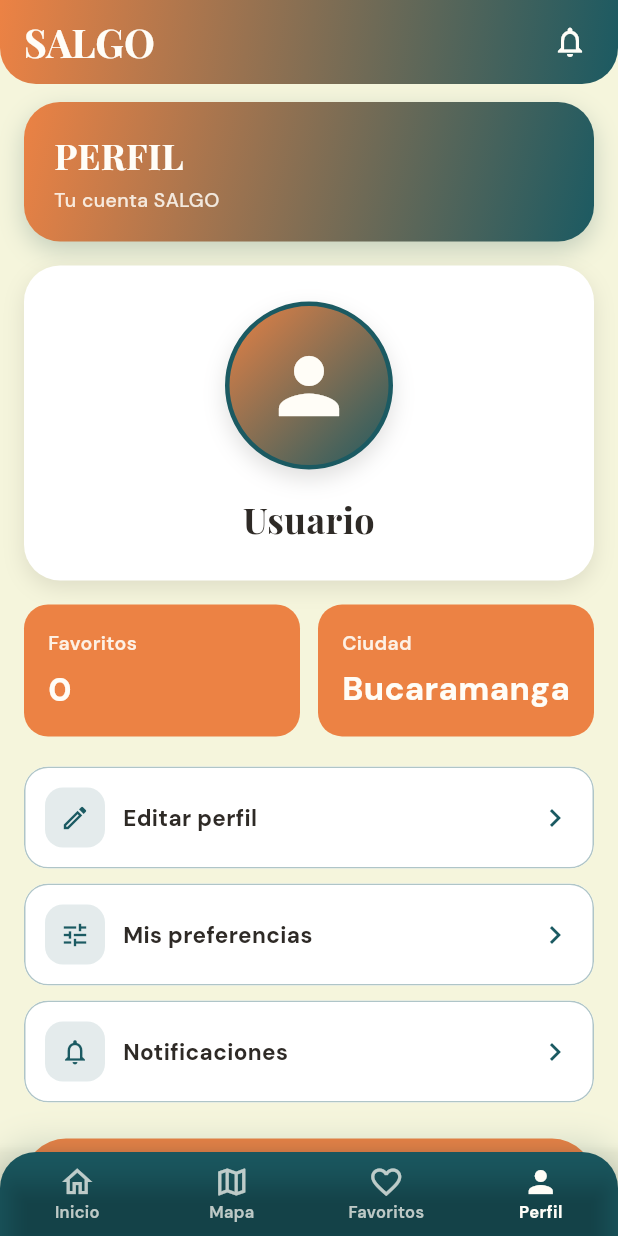
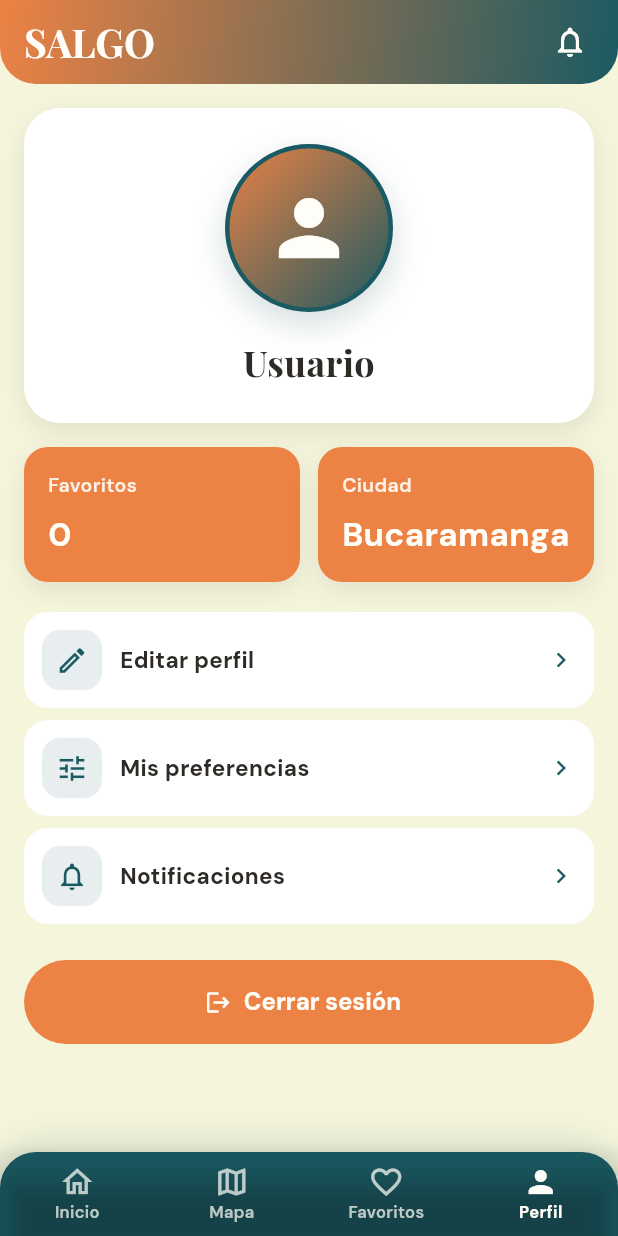
Before and after one commit to gemeorhe-code/salgo_app_v2, a Flutter app: the screen it shows once a user with an empty profile is signed in, item 4 of the bottom bar chosen, on a phone screen of 412 x 824 dp. Run offline on Flutter 3.47's test engine with Material 3 defaults, Android fonts, the phone set to English and light mode, and no system bars; our stand-ins replace geolocator, google_fonts, google_maps_flutter, google_sign_in, shared_preferences, supabase_flutter; accounts and stored records are empty; network calls fail.

Commit message:
Etapa 5: estilo de Perfil y pantallas secundarias

```diff
--- a/lib/screens/profile_screen.dart
+++ b/lib/screens/profile_screen.dart
@@ -12,9 +12,13 @@ import '../data/places_repository.dart';
 import '../data/places_scope.dart';
 import '../data/preferences_repository.dart';
 import '../theme/app_colors.dart';
-import '../theme/app_theme.dart';
-import '../widgets/salgo_header.dart';
+import '../theme/app_dimensions.dart';
+import '../theme/app_gradients.dart';
+import '../theme/app_shadows.dart';
+import '../theme/app_typography.dart';
+import '../widgets/option_row.dart';
 import '../widgets/secondary_button.dart';
+import '../widgets/stat_card.dart';
 import 'admin_places_screen.dart';
 
 class ProfileScreen extends StatefulWidget {
@@ -98,13 +102,17 @@ class _ProfileScreenState extends State<ProfileScreen> {
     final PlacesRepository repository = PlacesScope.of(context);
 
     return SingleChildScrollView(
-      padding: const EdgeInsets.only(bottom: 40),
+      padding: const EdgeInsets.only(bottom: AppDimensions.spaceXXL + 16),
       child: Column(
         crossAxisAlignment: CrossAxisAlignment.stretch,
         children: [
-          const SalgoHeader(title: 'PERFIL', subtitle: 'Tu cuenta SALGO'),
           Padding(
-            padding: const EdgeInsets.fromLTRB(16, 16, 16, 0),
+            padding: const EdgeInsets.fromLTRB(
+              AppDimensions.spaceL,
+              AppDimensions.spaceL,
+              AppDimensions.spaceL,
+              0,
+            ),
             child: Column(
               crossAxisAlignment: CrossAxisAlignment.stretch,
               children: [
@@ -113,19 +121,15 @@ class _ProfileScreenState extends State<ProfileScreen> {
                   builder: (context, _) {
                     return Container(
                       padding: const EdgeInsets.symmetric(
-                        horizontal: 20,
-                        vertical: 24,
+                        horizontal: AppDimensions.spaceXL,
+                        vertical: AppDimensions.spaceXXL,
                       ),
                       decoration: BoxDecoration(
                         color: AppColors.white,
-                        borderRadius: BorderRadius.circular(24),
-                        boxShadow: [
-                          BoxShadow(
-                            color: AppColors.textDark.withValues(alpha: 0.12),
-                            blurRadius: 12,
-                            offset: const Offset(0, 5),
-                          ),
-                        ],
+                        borderRadius: BorderRadius.circular(
+                          AppDimensions.radiusL,
+                        ),
+                        boxShadow: AppShadows.card,
                       ),
                       child: Column(
                         children: [
@@ -135,28 +139,18 @@ class _ProfileScreenState extends State<ProfileScreen> {
                             alignment: Alignment.center,
                             decoration: BoxDecoration(
                               shape: BoxShape.circle,
-                              gradient: const LinearGradient(
-                                begin: Alignment.topLeft,
-                                end: Alignment.bottomRight,
-                                colors: [AppColors.orange, AppColors.teal],
-                              ),
+                              gradient: AppGradients.primary,
                               border: Border.all(
                                 color: AppColors.teal,
                                 width: 3,
                               ),
-                              boxShadow: [
-                                BoxShadow(
-                                  color: AppColors.textDark.withValues(
-                                    alpha: 0.15,
-                                  ),
-                                  blurRadius: 12,
-                                  offset: const Offset(0, 6),
-                                ),
-                              ],
+                              boxShadow: AppShadows.floating,
                             ),
                             child: upRepository.photoUrl != null
                                 ? ClipRRect(
-                                    borderRadius: BorderRadius.circular(56),
+                                    borderRadius: BorderRadius.circular(
+                                      AppDimensions.radiusL * 2 + 8,
+                                    ),
                                     child: Image.network(
                                       upRepository.photoUrl!,
                                       fit: BoxFit.cover,
@@ -173,22 +167,21 @@ class _ProfileScreenState extends State<ProfileScreen> {
                                     color: AppColors.textLight,
                                   ),
                           ),
-                          const SizedBox(height: 16),
+                          const SizedBox(height: AppDimensions.spaceL),
                           Text(
                             upRepository.name,
                             textAlign: TextAlign.center,
-                            style: AppTheme.display(fontSize: 24),
+                            style: AppTypography.display(fontSize: 24),
                           ),
                           if (upRepository.email.trim().isNotEmpty) ...[
-                            const SizedBox(height: 4),
+                            const SizedBox(height: AppDimensions.spaceXS),
                             Text(
                               upRepository.email,
                               textAlign: TextAlign.center,
-                              style: TextStyle(
+                              style: AppTypography.body(
                                 color: AppColors.textDark.withValues(
                                   alpha: 0.7,
                                 ),
-                                fontWeight: FontWeight.w500,
                                 fontSize: 15,
                               ),
                             ),
@@ -198,21 +191,21 @@ class _ProfileScreenState extends State<ProfileScreen> {
                     );
                   },
                 ),
-                const SizedBox(height: 16),
+                const SizedBox(height: AppDimensions.spaceL),
                 ListenableBuilder(
                   listenable: repository,
                   builder: (context, _) {
                     return Row(
                       children: [
                         Expanded(
-                          child: _StatBox(
+                          child: StatCard(
                             label: 'Favoritos',
                             value: '${repository.favorites.length}',
                           ),
                         ),
-                        const SizedBox(width: 12),
+                        const SizedBox(width: AppDimensions.spaceM),
                         Expanded(
-                          child: _StatBox(
+                          child: StatCard(
                             label: 'Ciudad',
                             value: upRepository.city,
                           ),
@@ -221,22 +214,22 @@ class _ProfileScreenState extends State<ProfileScreen> {
                     );
                   },
                 ),
-                const SizedBox(height: 20),
-                _OptionTile(
+                const SizedBox(height: AppDimensions.spaceXL),
+                OptionRow(
                   icon: Icons.edit_outlined,
                   label: 'Editar perfil',
                   onTap: () => _editProfile(context),
                 ),
-                const SizedBox(height: 10),
-                _OptionTile(
+                const SizedBox(height: AppDimensions.spaceS),
+                OptionRow(
                   icon: Icons.tune,
                   label: 'Mis preferencias',
                   onTap: () =>
                       Navigator.pushNamed(context, AppRoutes.preferences),
                 ),
                 if (_canManagePlaces) ...[
-                  const SizedBox(height: 10),
-                  _OptionTile(
+                  const SizedBox(height: AppDimensions.spaceS),
+                  OptionRow(
                     icon: Icons.admin_panel_settings_outlined,
                     label: 'Administrar lugares',
                     onTap: () {
@@ -248,13 +241,13 @@ class _ProfileScreenState extends State<ProfileScreen> {
                     },
                   ),
                 ],
-                const SizedBox(height: 10),
-                _OptionTile(
+                const SizedBox(height: AppDimensions.spaceS),
+                OptionRow(
                   icon: Icons.notifications_none,
                   label: 'Notificaciones',
                   onTap: () => _showNotifications(context),
                 ),
-                const SizedBox(height: 24),
+                const SizedBox(height: AppDimensions.spaceXXL),
                 SecondaryButton(
                   label: _isSigningOut ? 'Cerrando sesión…' : 'Cerrar sesión',
                   leading: const Icon(Icons.logout),
@@ -270,103 +263,3 @@ class _ProfileScreenState extends State<ProfileScreen> {
     );
   }
 }
-
-class _StatBox extends StatelessWidget {
-  const _StatBox({required this.label, required this.value});
-
-  final String label;
-  final String value;
-
-  @override
-  Widget build(BuildContext context) {
-    return Container(
-      padding: const EdgeInsets.symmetric(horizontal: 16, vertical: 16),
-      decoration: BoxDecoration(
-        color: AppColors.orange,
-        borderRadius: BorderRadius.circular(16),
-      ),
-      child: Column(
-        crossAxisAlignment: CrossAxisAlignment.start,
-        children: [
-          Text(
-            label,
-            style: TextStyle(
-              color: AppColors.textLight.withValues(alpha: 0.9),
-              fontWeight: FontWeight.w600,
-              fontSize: 13,
-            ),
-          ),
-          const SizedBox(height: 6),
-          FittedBox(
-            fit: BoxFit.scaleDown,
-            alignment: Alignment.centerLeft,
-            child: Text(
-              value,
-              maxLines: 1,
-              style: const TextStyle(
-                color: AppColors.textLight,
-                fontWeight: FontWeight.w800,
-                fontSize: 22,
-              ),
-            ),
-          ),
-        ],
-      ),
-    );
-  }
-}
-
-class _OptionTile extends StatelessWidget {
-  const _OptionTile({
-    required this.icon,
-    required this.label,
-    required this.onTap,
-  });
-
-  final IconData icon;
-  final String label;
-  final VoidCallback onTap;
-
-  @override
-  Widget build(BuildContext context) {
-    return Material(
-      color: AppColors.white,
-      clipBehavior: Clip.antiAlias,
-      shape: RoundedRectangleBorder(
-        borderRadius: BorderRadius.circular(16),
-        side: BorderSide(color: AppColors.teal.withValues(alpha: 0.35)),
-      ),
-      child: InkWell(
-        onTap: onTap,
-        child: Padding(
-          padding: const EdgeInsets.symmetric(horizontal: 14, vertical: 14),
-          child: Row(
-            children: [
-              Container(
-                width: 40,
-                height: 40,
-                decoration: BoxDecoration(
-                  color: AppColors.teal.withValues(alpha: 0.12),
-                  borderRadius: BorderRadius.circular(12),
-                ),
-                child: Icon(icon, color: AppColors.teal, size: 20),
-              ),
-              const SizedBox(width: 12),
-              Expanded(
-                child: Text(
-                  label,
-                  style: const TextStyle(
-                    color: AppColors.textDark,
-                    fontWeight: FontWeight.w700,
-                    fontSize: 15,
-                  ),
-                ),
-              ),
-              const Icon(Icons.chevron_right, color: AppColors.teal),
-            ],
-          ),
-        ),
-      ),
-    );
-  }
-}
--- a/lib/widgets/salgo_app_bar.dart
+++ b/lib/widgets/salgo_app_bar.dart
@@ -9,7 +9,14 @@ import '../theme/app_gradients.dart';
 import '../theme/app_typography.dart';
 
 class SalgoAppBar extends StatelessWidget implements PreferredSizeWidget {
-  const SalgoAppBar({super.key});
+  const SalgoAppBar({
+    super.key,
+    this.leading,
+    this.extraActions = const <Widget>[],
+  });
+
+  final Widget? leading;
+  final List<Widget> extraActions;
 
   @override
   Size get preferredSize => const Size.fromHeight(kToolbarHeight);
@@ -17,6 +24,7 @@ class SalgoAppBar extends StatelessWidget implements PreferredSizeWidget {
   @override
   Widget build(BuildContext context) {
     return AppBar(
+      leading: leading,
       title: Text(
         'SALGO',
         style: AppTypography.display(
@@ -44,6 +52,7 @@ class SalgoAppBar extends StatelessWidget implements PreferredSizeWidget {
         ),
       ),
       actions: [
+        ...extraActions,
         Consumer<NotificationsRepository>(
           builder: (context, notifications, _) {
             final int unreadCount = notifications.unreadCount;
```
Also changed, not shown: lib/screens/detail_screen.dart (+63 -47 lines), lib/screens/notifications_screen.dart (+58 -48 lines), lib/screens/preferences_screen.dart (+69 -35 lines).
